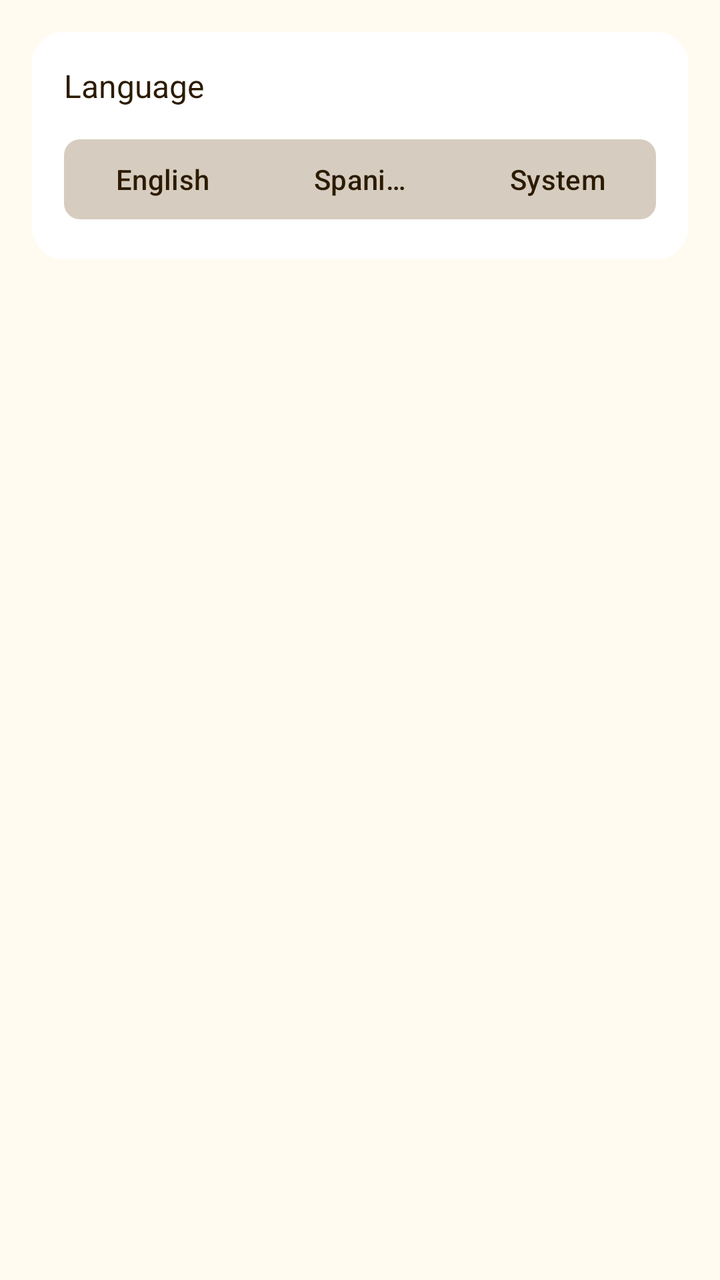
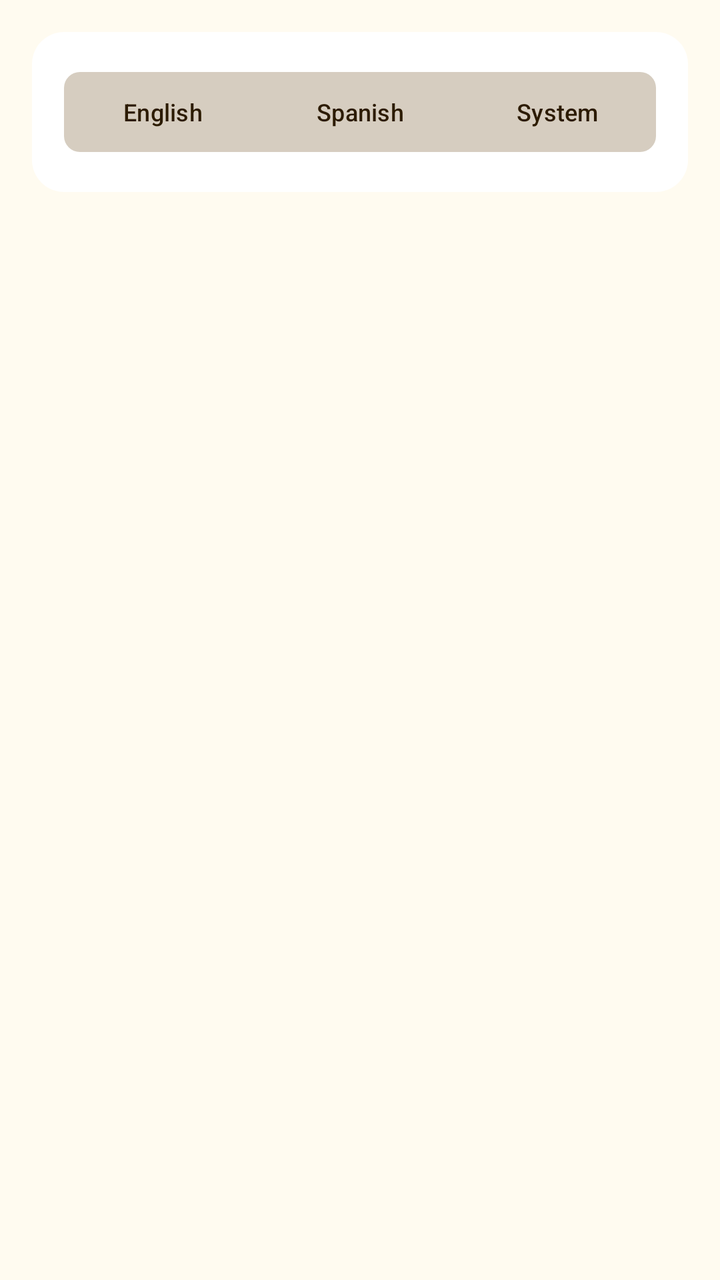

The first picture is an Android layout as it rendered before a commit; the second is the same layout after the commit. The layout source and the unified diff follow.
<!-- AndroidManifest.xml: application theme Theme.WhereIsMyCar -->
<!-- res/layout/pref_language_toggle.xml -->
<?xml version="1.0" encoding="utf-8"?>
<androidx.constraintlayout.widget.ConstraintLayout xmlns:android="http://schemas.android.com/apk/res/android"
    xmlns:app="http://schemas.android.com/apk/res-auto"
    android:layout_width="match_parent"
    android:layout_height="wrap_content"
    android:padding="16dp">

    <androidx.constraintlayout.widget.ConstraintLayout
        android:layout_width="match_parent"
        android:layout_height="wrap_content"
        android:background="@drawable/rounded_card_dark"
        android:padding="16dp"
        app:layout_constraintTop_toTopOf="parent">

        <TextView
            android:id="@+id/tv_language"
            android:layout_width="wrap_content"
            android:layout_height="wrap_content"
            android:text="@string/language"
            android:textColor="@color/text_primary"
            android:textSize="16sp"
            app:layout_constraintStart_toStartOf="parent"
            app:layout_constraintTop_toTopOf="parent" />

        <com.google.android.material.button.MaterialButtonToggleGroup
            android:id="@+id/toggle_group_language"
            android:layout_width="match_parent"
            android:layout_height="wrap_content"
            android:layout_marginTop="12dp"
            app:layout_constraintTop_toBottomOf="@id/tv_language"
            app:selectionRequired="true"
            app:singleSelection="true">

            <com.google.android.material.button.MaterialButton
                android:id="@+id/btn_lang_en"
                style="@style/ToggleButton"
                android:layout_width="0dp"
                android:layout_height="wrap_content"
                android:layout_weight="1"
                android:text="@string/english"
                android:textAllCaps="false"
                app:cornerRadius="8dp" />

            <com.google.android.material.button.MaterialButton
                android:id="@+id/btn_lang_es"
                style="@style/ToggleButton"
                android:layout_width="0dp"
                android:layout_height="wrap_content"
                android:layout_weight="1"
                android:text="@string/spanish"
                android:textAllCaps="false"
                app:cornerRadius="8dp" />

            <com.google.android.material.button.MaterialButton
                android:id="@+id/btn_lang_system"
                style="@style/ToggleButton"
                android:layout_width="0dp"
                android:layout_height="wrap_content"
                android:layout_weight="1"
                android:text="@string/system"
                android:textAllCaps="false"
                app:cornerRadius="8dp" />
        </com.google.android.material.button.MaterialButtonToggleGroup>
    </androidx.constraintlayout.widget.ConstraintLayout>

</androidx.constraintlayout.widget.ConstraintLayout>
<!-- resources referenced by this layout -->
<resources>
  <string name="language">Language</string>
  <style name="ToggleButton" parent="Widget.Material3.Button">
          <item name="backgroundTint">@color/toggle_btn_color</item>
          <item name="android:textColor">@color/toggle_text_color</item>
          <item name="iconTint">@color/toggle_text_color</item>
          <item name="strokeColor">@color/toggle_btn_color</item>
      </style>
  <style name="Base.Theme.WhereIsMyCar" parent="Theme.Material3.DayNight.NoActionBar">
          
          <item name="colorPrimary">@color/primary</item>
          <item name="colorOnPrimary">@color/white</item>
          <item name="android:windowBackground">@color/app_background</item>
  
          
          <item name="android:popupMenuStyle">@style/Widget.Material3.PopupMenu.Custom</item>
          <item name="popupMenuStyle">@style/Widget.Material3.PopupMenu.Custom</item>
          <item name="android:textAppearanceLargePopupMenu">@style/TextAppearance.Material3.BodyLarge</item>
          <item name="android:textAppearanceSmallPopupMenu">@style/TextAppearance.Material3.BodyMedium</item>
          <item name="materialSwitchStyle">@style/Widget.App.Switch</item>
  
          
          <item name="preferenceTheme">@style/PreferenceThemeOverlay</item>
  
          
          <item name="icon_color">@color/text_primary</item>
      </style>
  <style name="PreferenceThemeOverlay" parent="PreferenceThemeOverlay.v14.Material">
          <item name="preferenceCategoryStyle">@style/PreferenceCategoryStyle</item>
      </style>
  <!-- unchanged entries left out for length: 21 -->
</resources>

<!-- the commit's change to res/layout/pref_language_toggle.xml (unified diff, before → after) -->
@@ -1,6 +1,7 @@
 <?xml version="1.0" encoding="utf-8"?>
 <androidx.constraintlayout.widget.ConstraintLayout xmlns:android="http://schemas.android.com/apk/res/android"
     xmlns:app="http://schemas.android.com/apk/res-auto"
+    xmlns:tools="http://schemas.android.com/tools"
     android:layout_width="match_parent"
     android:layout_height="wrap_content"
     android:padding="16dp">
@@ -12,22 +13,14 @@
         android:padding="16dp"
         app:layout_constraintTop_toTopOf="parent">
 
-        <TextView
-            android:id="@+id/tv_language"
-            android:layout_width="wrap_content"
-            android:layout_height="wrap_content"
-            android:text="@string/language"
-            android:textColor="@color/text_primary"
-            android:textSize="16sp"
-            app:layout_constraintStart_toStartOf="parent"
-            app:layout_constraintTop_toTopOf="parent" />
-
         <com.google.android.material.button.MaterialButtonToggleGroup
             android:id="@+id/toggle_group_language"
             android:layout_width="match_parent"
             android:layout_height="wrap_content"
-            android:layout_marginTop="12dp"
-            app:layout_constraintTop_toBottomOf="@id/tv_language"
+            app:layout_constraintBottom_toBottomOf="parent"
+            app:layout_constraintEnd_toEndOf="parent"
+            app:layout_constraintStart_toStartOf="parent"
+            app:layout_constraintTop_toTopOf="parent"
             app:selectionRequired="true"
             app:singleSelection="true">
 
<!-- resource entries referenced after the edit -->
@@ -1,16 +1,37 @@
 <!-- resources referenced by this layout -->
 <resources>
-  <string name="language">Language</string>
   <style name="ToggleButton" parent="Widget.Material3.Button">
           <item name="backgroundTint">@color/toggle_btn_color</item>
           <item name="android:textColor">@color/toggle_text_color</item>
           <item name="iconTint">@color/toggle_text_color</item>
           <item name="strokeColor">@color/toggle_btn_color</item>
+          <item name="android:maxLines">2</item>
+          <item name="android:minLines">1</item>
+          <item name="android:paddingLeft">8dp</item>
+          <item name="android:paddingRight">8dp</item>
+          <item name="android:paddingTop">8dp</item>
+          <item name="android:paddingBottom">8dp</item>
+          <item name="android:textSize">12sp</item>
       </style>
   <style name="Base.Theme.WhereIsMyCar" parent="Theme.Material3.DayNight.NoActionBar">
           
           <item name="colorPrimary">@color/primary</item>
           <item name="colorOnPrimary">@color/white</item>
+          <item name="colorPrimaryContainer">@color/primary_gray</item>
+          <item name="colorOnPrimaryContainer">@color/primary</item>
+          <item name="colorSecondary">@color/secondary_warm_brown</item>
+          <item name="colorOnSecondary">@color/white</item>
+          <item name="colorSecondaryContainer">@color/primary_gray</item>
+          <item name="colorOnSecondaryContainer">@color/secondary_warm_brown</item>
+          <item name="colorTertiary">@color/primary_pink</item>
+          <item name="colorOnTertiary">@color/white</item>
+          <item name="colorSurface">@color/card_surface</item>
+          <item name="colorOnSurface">@color/text_primary</item>
+          <item name="colorSurfaceVariant">@color/primary_gray</item>
+          <item name="colorOnSurfaceVariant">@color/text_secondary</item>
+          <item name="colorOutline">@color/border_gray</item>
+          <item name="colorError">@color/error</item>
+          <item name="colorOnError">@color/white</item>
           <item name="android:windowBackground">@color/app_background</item>
   
           
@@ -26,7 +47,31 @@
           
           <item name="icon_color">@color/text_primary</item>
       </style>
+  <color name="secondary_warm_brown">#795548</color>
+  <color name="primary_pink">#E91E63</color>
+  <color name="text_secondary">#7D6E5D</color>
+  <color name="error">#B00020</color>
   <style name="PreferenceThemeOverlay" parent="PreferenceThemeOverlay.v14.Material">
+          
+          <item name="colorPrimary">@color/primary</item>
+          <item name="colorOnPrimary">@color/white</item>
+          <item name="colorPrimaryContainer">@color/primary_gray</item>
+          <item name="colorOnPrimaryContainer">@color/primary</item>
+          <item name="colorSecondary">@color/secondary_warm_brown</item>
+          <item name="colorOnSecondary">@color/white</item>
+          <item name="colorSecondaryContainer">@color/primary_gray</item>
+          <item name="colorOnSecondaryContainer">@color/secondary_warm_brown</item>
+          <item name="colorTertiary">@color/primary_pink</item>
+          <item name="colorOnTertiary">@color/white</item>
+          <item name="colorSurface">@color/card_surface</item>
+          <item name="colorOnSurface">@color/text_primary</item>
+          <item name="colorSurfaceVariant">@color/primary_gray</item>
+          <item name="colorOnSurfaceVariant">@color/text_secondary</item>
+          <item name="colorOutline">@color/border_gray</item>
+          <item name="colorError">@color/error</item>
+          <item name="colorOnError">@color/white</item>
+          <item name="icon_color">@color/text_primary</item>
+  
           <item name="preferenceCategoryStyle">@style/PreferenceCategoryStyle</item>
       </style>
   <!-- unchanged entries left out for length: 21 -->
